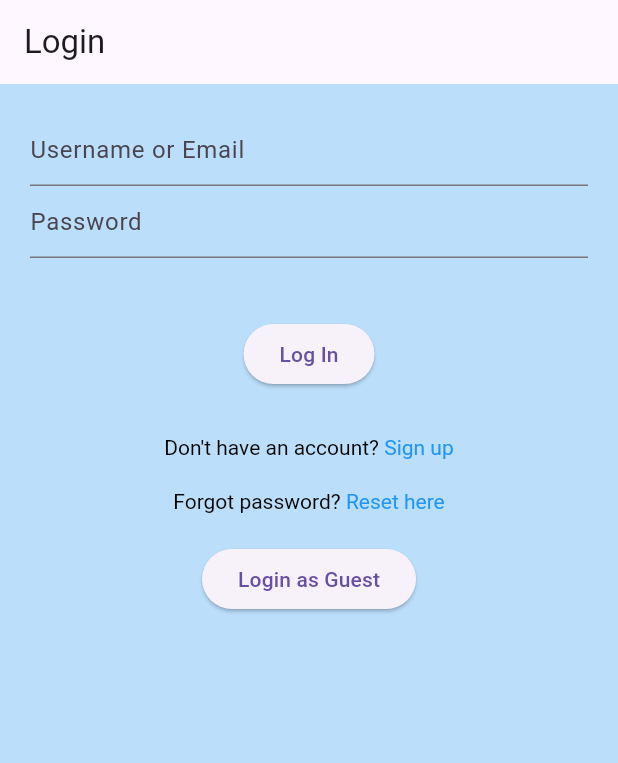
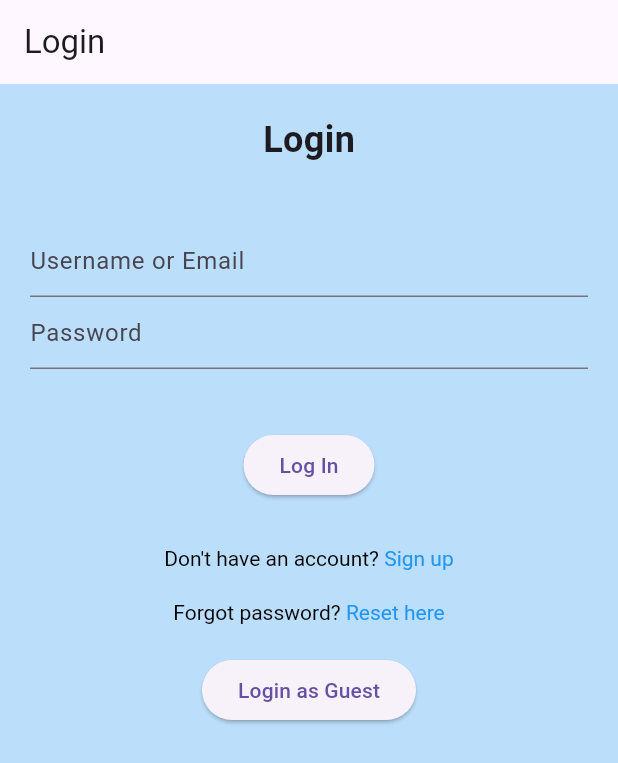
Before and after one commit to Choiboin/CalorieApp, a Flutter app: the screen it shows after launch, on a phone screen of 412 x 824 dp. Shown: the top 763 px of the screen. Run offline on Flutter 3.47's test engine with Material 3 defaults, Android fonts, the phone set to English and light mode, and no system bars.

Commit message:
Add logintext above

```diff
--- a/calorieapp/lib/pages/Login.dart
+++ b/calorieapp/lib/pages/Login.dart
@@ -16,12 +16,20 @@ class Login extends StatelessWidget {
           child: Column(
             mainAxisAlignment: MainAxisAlignment.center,
             children: [
-              // ... other widgets
+              // Add the "Login" text here
+              Padding(
+                padding: const EdgeInsets.all(20.0),
+                child: Text(
+                  "Login",
+                  style: TextStyle(fontSize: 24, fontWeight: FontWeight.bold),
+                ),
+              ),
+
               Padding(
                 padding: const EdgeInsets.all(20.0),
                 child: Column(
                   children: [
-                    // Add the text fields here
+                    // Text fields
                     TextField(
                       decoration: InputDecoration(
                         hintText: 'Username or Email',
```
